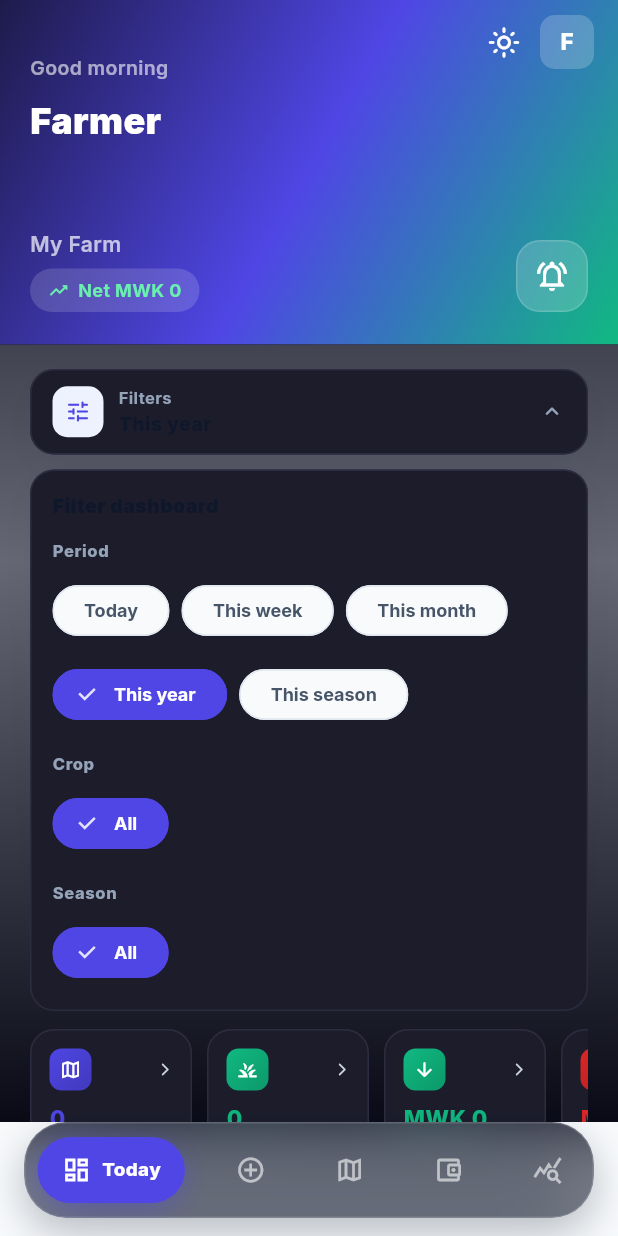
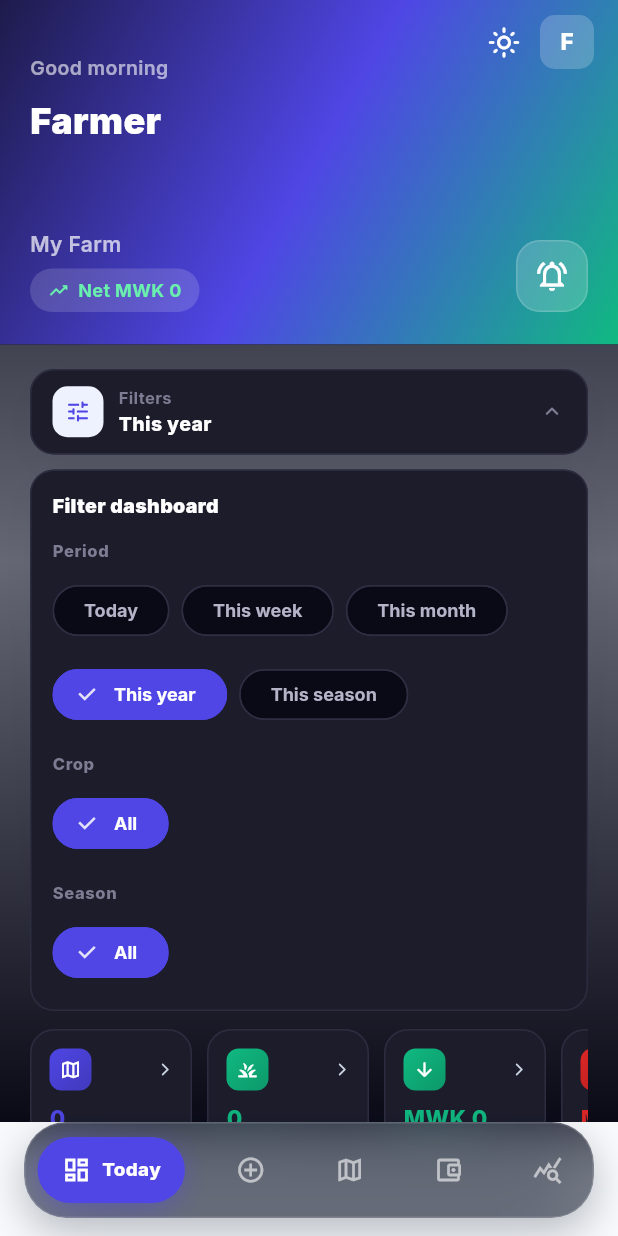
Before and after one commit to emmmwinama/Farmis-mobile-ios-android, a Flutter app: the DashboardScreen screen opened by its route, after a tap on the "dark mode" icon, after a tap on "Filters", on a phone screen of 412 x 824 dp. Run offline on Flutter 3.47's test engine with Material 3 defaults, Android fonts, the phone set to English and light mode, and no system bars; our stand-ins replace dio, drift, file_picker, fl_chart, flutter_map, flutter_riverpod and 9 more; accounts and stored records are empty; generated files the repository leaves out were written again; network calls fail; statements that could not run were skipped.

Commit message:
Fix dark/light theme contrast bugs across forms and cards
Verified via a dedicated audit pass: form fields with hardcoded
fillColor/border bypassing the theme (invisible text in dark mode),
hardcoded Colors.white cards on crops/activities/reports screens,
low-contrast light-mode input hint/label text (2.6:1, below WCAG AA),
a PIN-pad keypad stuck in light colors, and several dashboard widgets
mixing static FarmioColors with theme-aware context.colors.

```diff
--- a/lib/core/theme/app_theme.dart
+++ b/lib/core/theme/app_theme.dart
@@ -344,11 +344,13 @@ class AppTheme {
         ),
         contentPadding: const EdgeInsets.symmetric(
             horizontal: 18, vertical: 15),
+        // textSecond (not textMuted) — textMuted on slate50 fill computes to
+        // ~2.6:1 contrast, below WCAG AA's 4.5:1 minimum for form text.
         hintStyle: GoogleFonts.inter(
-          color: FarmioColors.textMuted, fontSize: 14,
+          color: FarmioColors.textSecond, fontSize: 14,
         ),
         labelStyle: GoogleFonts.inter(
-          color: FarmioColors.textMuted, fontSize: 14,
+          color: FarmioColors.textSecond, fontSize: 14,
         ),
         floatingLabelStyle: GoogleFonts.inter(
           color: FarmioColors.primary, fontSize: 13, fontWeight: FontWeight.w600,
--- a/lib/features/activities/activities_screen.dart
+++ b/lib/features/activities/activities_screen.dart
@@ -253,9 +253,9 @@ class _ActivityCard extends StatelessWidget {
   Widget build(BuildContext context) {
     return Container(
       decoration: BoxDecoration(
-        color:        Colors.white,
+        color:        context.colors.surface,
         borderRadius: BorderRadius.circular(16),
-        border:       Border.all(color: FarmioColors.border),
+        border:       Border.all(color: context.colors.border),
         boxShadow: [
           BoxShadow(
             color:      Colors.black.withValues(alpha:0.03),
--- a/lib/features/dashboard/dashboard_screen.dart
+++ b/lib/features/dashboard/dashboard_screen.dart
@@ -530,15 +530,15 @@ class _WeatherLine extends ConsumerWidget {
                   '${current.temp.round()}° · ${weatherCodeLabel(current.code)} in ${data.farmName}',
                   maxLines: 1,
                   overflow: TextOverflow.ellipsis,
-                  style: const TextStyle(
+                  style: TextStyle(
                     fontSize: 13,
                     fontWeight: FontWeight.w700,
-                    color: FarmioColors.textPrimary,
+                    color: context.colors.textPrimary,
                   ),
                 ),
               ),
-              const Icon(Icons.chevron_right_rounded,
-                  size: 18, color: FarmioColors.textMuted),
+              Icon(Icons.chevron_right_rounded,
+                  size: 18, color: context.colors.textMuted),
             ],
           ),
         );
@@ -592,20 +592,20 @@ class _DashboardFilterToggle extends StatelessWidget {
             child: Column(
               crossAxisAlignment: CrossAxisAlignment.start,
               children: [
-                const Text('Filters',
+                Text('Filters',
                     style: TextStyle(
                       fontSize: 11,
                       fontWeight: FontWeight.w700,
-                      color: FarmioColors.textMuted,
+                      color: context.colors.textMuted,
                     )),
                 Text(
                   _summary,
                   maxLines: 1,
                   overflow: TextOverflow.ellipsis,
-                  style: const TextStyle(
+                  style: TextStyle(
                     fontSize: 13,
                     fontWeight: FontWeight.w800,
-                    color: FarmioColors.textPrimary,
+                    color: context.colors.textPrimary,
                   ),
                 ),
               ],
@@ -624,8 +624,8 @@ class _DashboardFilterToggle extends StatelessWidget {
           AnimatedRotation(
             turns: expanded ? 0.5 : 0,
             duration: const Duration(milliseconds: 200),
-            child: const Icon(Icons.keyboard_arrow_down_rounded,
-                size: 18, color: FarmioColors.textMuted),
+            child: Icon(Icons.keyboard_arrow_down_rounded,
+                size: 18, color: context.colors.textMuted),
           ),
         ],
       ),
@@ -668,10 +668,10 @@ class _DashboardFilterPanel extends StatelessWidget {
         children: [
           Row(
             children: [
-              const Expanded(
+              Expanded(
                 child: Text('Filter dashboard',
                     style: TextStyle(
-                      color: FarmioColors.textPrimary,
+                      color: context.colors.textPrimary,
                       fontSize: 13,
                       fontWeight: FontWeight.w900,
                     )),
@@ -682,7 +682,7 @@ class _DashboardFilterPanel extends StatelessWidget {
                   icon: const Icon(Icons.close, size: 14),
                   label: const Text('Clear', style: TextStyle(fontSize: 12)),
                   style: TextButton.styleFrom(
-                    foregroundColor: FarmioColors.textMuted,
+                    foregroundColor: context.colors.textMuted,
                     padding:
                         const EdgeInsets.symmetric(horizontal: 8, vertical: 4),
                     minimumSize: Size.zero,
@@ -744,10 +744,10 @@ class _FilterSection extends StatelessWidget {
       crossAxisAlignment: CrossAxisAlignment.start,
       children: [
         Text(title,
-            style: const TextStyle(
+            style: TextStyle(
               fontSize: 11,
               fontWeight: FontWeight.w800,
-              color: FarmioColors.textMuted,
+              color: context.colors.textMuted,
               letterSpacing: 0.4,
             )),
         const SizedBox(height: 8),
@@ -761,14 +761,14 @@ class _FilterSection extends StatelessWidget {
               selected: isSelected,
               onSelected: (_) => onSelected(option),
               selectedColor: FarmioColors.primary,
-              backgroundColor: FarmioColors.background,
+              backgroundColor: context.colors.background,
               labelStyle: TextStyle(
-                color: isSelected ? Colors.white : FarmioColors.textSecond,
+                color: isSelected ? Colors.white : context.colors.textSecond,
                 fontWeight: FontWeight.w700,
                 fontSize: 12,
               ),
               side: BorderSide(
-                color: isSelected ? FarmioColors.primary : FarmioColors.border,
+                color: isSelected ? FarmioColors.primary : context.colors.border,
               ),
               shape: RoundedRectangleBorder(
                   borderRadius: BorderRadius.circular(999)),
@@ -799,11 +799,11 @@ class _ExpenseBreakdownCard extends StatelessWidget {
         children: [
           Row(
             children: [
-              const Expanded(
+              Expanded(
                 child: Text(
                   'Expense breakdown',
                   style: TextStyle(
-                    color: FarmioColors.textPrimary,
+                    color: context.colors.textPrimary,
                     fontSize: 16,
                     fontWeight: FontWeight.w900,
                   ),
@@ -821,10 +821,10 @@ class _ExpenseBreakdownCard extends StatelessWidget {
           ),
           const SizedBox(height: 8),
           if (items.isEmpty)
-            const Text(
+            Text(
               'No expense categories returned for this period.',
               style: TextStyle(
-                color: FarmioColors.textMuted,
+                color: context.colors.textMuted,
                 fontSize: 12,
                 fontWeight: FontWeight.w600,
               ),
@@ -843,8 +843,8 @@ class _ExpenseBreakdownCard extends StatelessWidget {
                         Expanded(
                           child: Text(
                             item.label,
-                            style: const TextStyle(
-                              color: FarmioColors.textPrimary,
+                            style: TextStyle(
+                              color: context.colors.textPrimary,
                               fontSize: 13,
                               fontWeight: FontWeight.w800,
                             ),
@@ -852,8 +852,8 @@ class _ExpenseBreakdownCard extends StatelessWidget {
                         ),
                         Text(
                           Fmt.mwk(item.amount),
-                          style: const TextStyle(
-                            color: FarmioColors.textSecond,
+                          style: TextStyle(
+                            color: context.colors.textSecond,
                             fontSize: 12,
                             fontWeight: FontWeight.w800,
                           ),
@@ -1041,10 +1041,10 @@ class _StatCard extends StatelessWidget {
                   ),
                 ),
                 Text(item.label,
-                    style: const TextStyle(
+                    style: TextStyle(
                       fontSize:   10,
                       fontWeight: FontWeight.w600,
-                      color:      FarmioColors.textPrimary,
+                      color:      context.colors.textPrimary,
                     ),
                     maxLines: 1,
                     overflow: TextOverflow.ellipsis),
@@ -1075,18 +1075,18 @@ class _LandUseRow extends StatelessWidget {
         Row(children: [
           Expanded(
             child: Text(field.name,
-                style: const TextStyle(
+                style: TextStyle(
                   fontSize:   13,
                   fontWeight: FontWeight.w700,
-                  color:      FarmioColors.textPrimary,
+                  color:      context.colors.textPrimary,
                 )),
           ),
           Text(
             '${Fmt.haShort(field.allocated)} / '
                 '${Fmt.haShort(field.cultivatableArea)}',
-            style: const TextStyle(
+            style: TextStyle(
               fontSize: 11,
-              color:    FarmioColors.textMuted,
+              color:    context.colors.textMuted,
             ),
           ),
         ]),
@@ -1110,16 +1110,16 @@ class _LandUseRow extends StatelessWidget {
           children: [
             Text(
               '${(pct * 100).toStringAsFixed(0)}% allocated',
-              style: const TextStyle(
+              style: TextStyle(
                 fontSize: 10,
-                color:    FarmioColors.textMuted,
+                color:    context.colors.textMuted,
               ),
             ),
             Text(
               '${Fmt.haShort(field.available)} free',
-              style: const TextStyle(
+              style: TextStyle(
                 fontSize: 10,
-                color:    FarmioColors.textMuted,
+                color:    context.colors.textMuted,
               ),
             ),
           ],
@@ -1214,10 +1214,10 @@ class _SectionTitle extends StatelessWidget {
       mainAxisAlignment: MainAxisAlignment.spaceBetween,
       children: [
         Text(title,
-            style: const TextStyle(
+            style: TextStyle(
               fontSize:   16,
               fontWeight: FontWeight.w800,
-              color:      FarmioColors.textPrimary,
+              color:      context.colors.textPrimary,
               letterSpacing: -0.3,
             )),
         if (onMore != null)
--- a/lib/features/finance/transaction_form_screen.dart
+++ b/lib/features/finance/transaction_form_screen.dart
@@ -237,14 +237,14 @@ class _TransactionFormScreenState
           hintText: hint,
           border: OutlineInputBorder(
             borderRadius: BorderRadius.circular(12),
-            borderSide: const BorderSide(color: FarmioColors.border),
+            borderSide: BorderSide(color: context.colors.border),
           ),
           enabledBorder: OutlineInputBorder(
             borderRadius: BorderRadius.circular(12),
-            borderSide: const BorderSide(color: FarmioColors.border),
+            borderSide: BorderSide(color: context.colors.border),
           ),
           filled:    true,
-          fillColor: FarmioColors.background,
+          fillColor: context.colors.background,
         ),
       );
 
--- a/lib/features/reports/reports_screen.dart
+++ b/lib/features/reports/reports_screen.dart
@@ -520,9 +520,9 @@ class _AnalyticsIntro extends StatelessWidget {
       margin: const EdgeInsets.fromLTRB(16, 14, 16, 2),
       padding: const EdgeInsets.all(16),
       decoration: BoxDecoration(
-        color: Colors.white,
+        color: context.colors.surface,
         borderRadius: BorderRadius.circular(22),
-        border: Border.all(color: FarmioColors.softBorder),
+        border: Border.all(color: context.colors.softBorder),
       ),
       child: Row(
         children: [
```
Also changed, not shown: lib/features/activities/activity_form_screen.dart (+12 -16 lines), lib/features/auth/pin_pad.dart (+4 -4 lines), lib/features/crops/crops_screen.dart (+5 -5 lines), lib/features/finance/overhead_form_screen.dart (+8 -10 lines), lib/features/yields/yield_form_screen.dart (+9 -13 lines).
